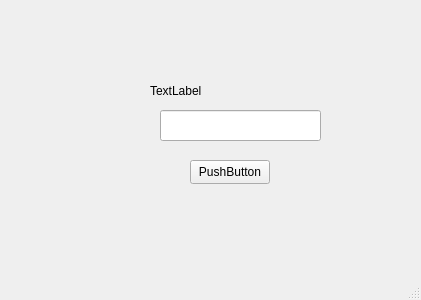
Qt form 201-351_Ryzhenkov/mainwindow.ui (Alex52758/201-351_Ryzhenkov_ex) before a commit.
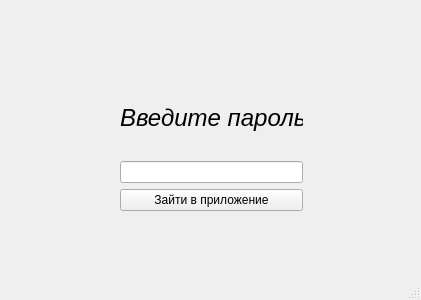
The same form after that commit.

```diff
--- a/201-351_Ryzhenkov/mainwindow.ui
+++ b/201-351_Ryzhenkov/mainwindow.ui
@@ -14,31 +14,34 @@
    <string>MainWindow</string>
   </property>
   <widget class="QWidget" name="centralwidget">
-   <widget class="QPushButton" name="pushButton">
+   <widget class="QWidget" name="">
     <property name="geometry">
      <rect>
-      <x>190</x>
-      <y>160</y>
-      <width>80</width>
-      <height>24</height>
+      <x>120</x>
+      <y>80</y>
+      <width>183</width>
+      <height>131</height>
      </rect>
     </property>
+    <layout class="QVBoxLayout" name="verticalLayout">
+     <item>
+      <widget class="QLabel" name="label">
+       <property name="font">
+        <font>
+         <pointsize>18</pointsize>
+         <italic>true</italic>
+        </font>
+       </property>
     <property name="text">
-     <string>PushButton</string>
-    </property>
-   </widget>
+        <string>Введите пароль</string>
+       </property>
+      </widget>
+     </item>
+     <item>
    <widget class="QLineEdit" name="Pin">
     <property name="enabled">
      <bool>true</bool>
     </property>
-    <property name="geometry">
-     <rect>
-      <x>160</x>
-      <y>110</y>
-      <width>161</width>
-      <height>31</height>
-     </rect>
-    </property>
     <property name="autoFillBackground">
      <bool>false</bool>
     </property>
@@ -46,18 +49,15 @@
      <enum>QLineEdit::Password</enum>
     </property>
    </widget>
-   <widget class="QLabel" name="label">
-    <property name="geometry">
-     <rect>
-      <x>150</x>
-      <y>80</y>
-      <width>161</width>
-      <height>21</height>
-     </rect>
-    </property>
+     </item>
+     <item>
+      <widget class="QPushButton" name="pushButton">
     <property name="text">
-     <string>TextLabel</string>
-    </property>
+        <string>Зайти в приложение</string>
+       </property>
+      </widget>
+     </item>
+    </layout>
    </widget>
   </widget>
   <widget class="QMenuBar" name="menubar">
```
Lines whose indentation alone changed are shown as unchanged.
